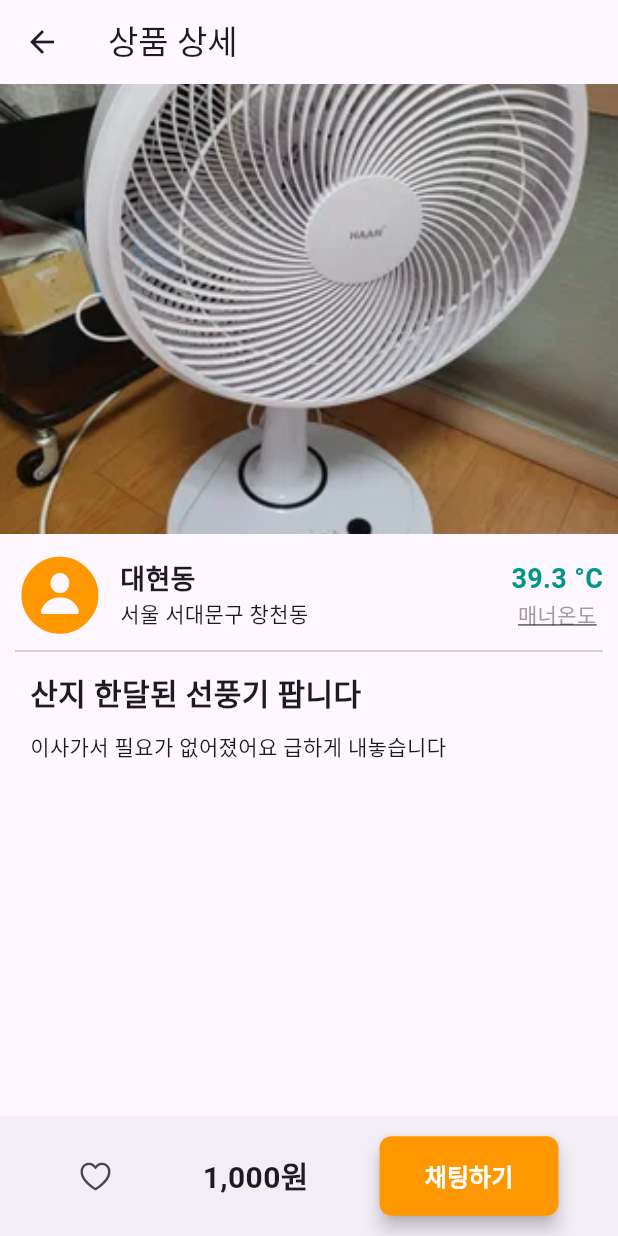
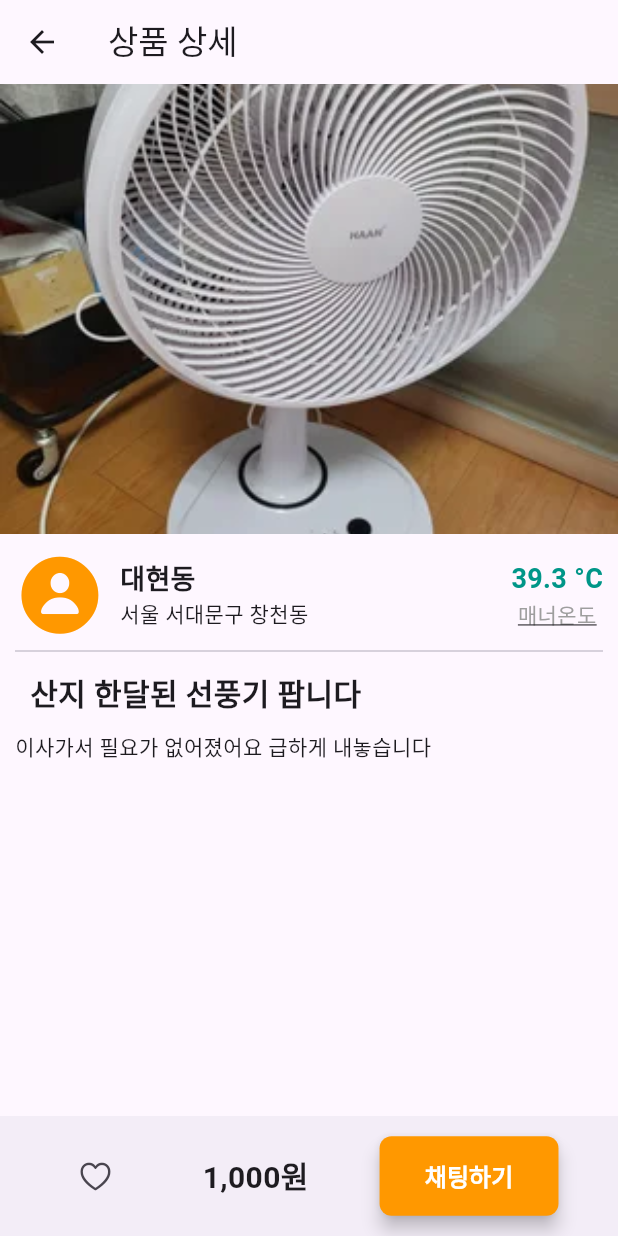
Before and after one commit to suhyunChoo/apple_market, a Flutter app: the screen it shows after launch, after a tap on "산지 한달된 선풍기 팝니다", on a phone screen of 412 x 824 dp. Run offline on Flutter 3.47's test engine with Material 3 defaults, Android fonts, the phone set to English and light mode, and no system bars; our stand-ins replace csv.

Commit message:
fix: listview를 singleChildScrollView로 변경

```diff
--- a/lib/detail_page.dart
+++ b/lib/detail_page.dart
@@ -13,12 +13,8 @@ class DetailPage extends StatelessWidget {
       appBar: AppBar(
         title: Text('상품 상세'),
       ),
-      body: Column(
-        children: [
-          Expanded(
-              child: ListView(
-            children: [
-              Column(
+      body: SingleChildScrollView(
+        child: Column(
           children: [
             Container(
               height: 300,
@@ -88,7 +84,7 @@ class DetailPage extends StatelessWidget {
                     ),
                   ),
                   Padding(
-                          padding: const EdgeInsets.symmetric(vertical: 5, horizontal: 10),
+                    padding: const EdgeInsets.symmetric(vertical: 5, horizontal: 0),
                     child: Text(
                       csvRow[3],
                       softWrap: true, // 자동 줄바꿈 활성화
@@ -97,12 +93,9 @@ class DetailPage extends StatelessWidget {
                   ),
                 ],
               ),
-                  )
+            ),
           ],
         ),
-            ],
-          )),
-        ],
       ),
       bottomNavigationBar: BottomAppBar(
         child: Row(
--- a/lib/home_page.dart
+++ b/lib/home_page.dart
@@ -36,7 +36,6 @@ class _HomePageState extends State<HomePage> {
           row[3] = row[3].replaceAll('+', '');
           row[3] = row[3].replaceAll('\\n', '\n');
           row[5] = '${numberFormat.format(row[5]).toString()}원';
-          print(row[3]);
         }
       }
 
```
Lines whose indentation alone changed are shown as unchanged.
